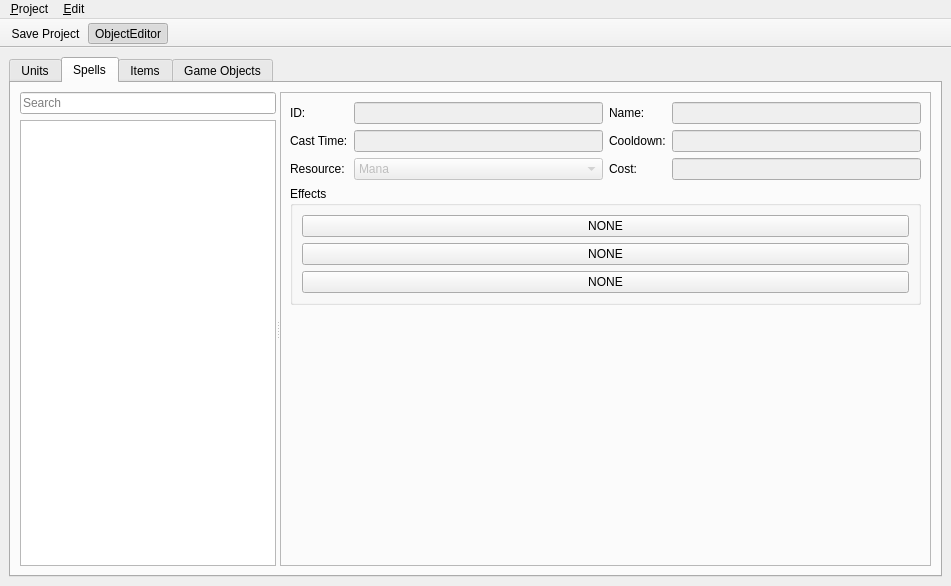
Old version of the form editor/ui/object_editor.ui in the repository Kyoril/wow-pp.
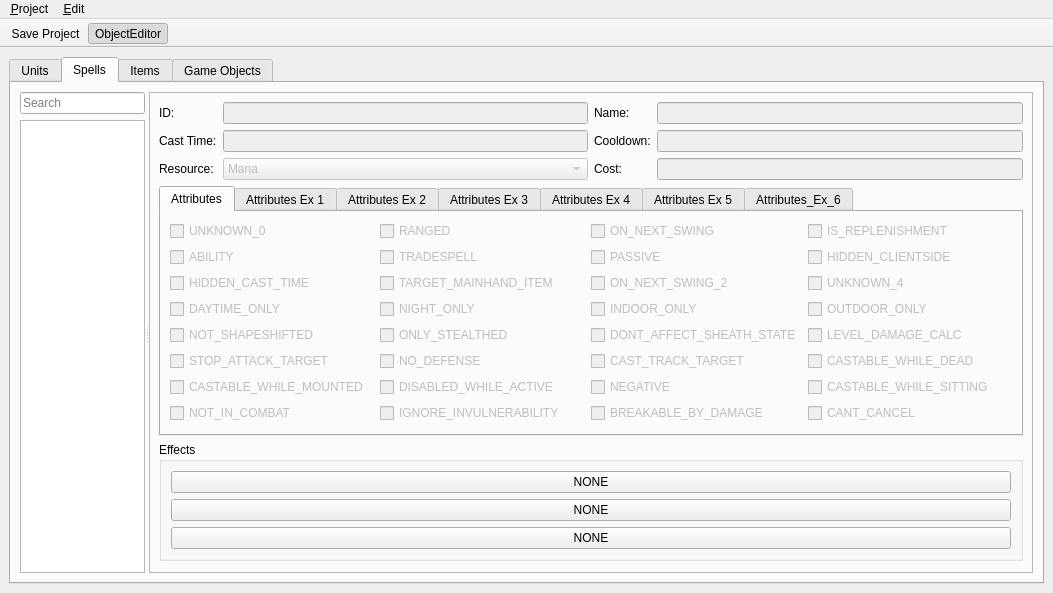
New version of the form. The open tabs and pages were chosen to show the change. Icons and pictures are not drawn.

Commit message:
Crash fix and spell cast
Spell cast is working now. Spells don't do anything yet, but you can cast them.
Fixed a crash in the world node application, which was caused by disconnected players.

```diff
--- a/editor/ui/object_editor.ui
+++ b/editor/ui/object_editor.ui
@@ -6,7 +6,7 @@
    <rect>
     <x>0</x>
     <y>0</y>
-    <width>951</width>
+    <width>1053</width>
     <height>586</height>
    </rect>
   </property>
@@ -294,6 +294,692 @@
               </item>
              </layout>
             </item>
+            <item>
+             <widget class="QTabWidget" name="attributeTabs">
+              <property name="currentIndex">
+               <number>0</number>
+              </property>
+              <widget class="QWidget" name="attributeTab">
+               <attribute name="title">
+                <string>Attributes</string>
+               </attribute>
+               <layout class="QGridLayout" name="gridLayout_2">
+                <item row="7" column="4">
+                 <widget class="QCheckBox" name="attr_32_box">
+                  <property name="enabled">
+                   <bool>false</bool>
+                  </property>
+                  <property name="text">
+                   <string>CANT_CANCEL</string>
+                  </property>
+                 </widget>
+                </item>
+                <item row="7" column="3">
+                 <widget class="QCheckBox" name="attr_31_box">
+                  <property name="enabled">
+                   <bool>false</bool>
+                  </property>
+                  <property name="text">
+                   <string>BREAKABLE_BY_DAMAGE</string>
+                  </property>
+                 </widget>
+                </item>
+                <item row="7" column="2">
+                 <widget class="QCheckBox" name="attr_30_box">
+                  <property name="enabled">
+                   <bool>false</bool>
+                  </property>
+                  <property name="text">
+                   <string>IGNORE_INVULNERABILITY</string>
+                  </property>
+                 </widget>
+                </item>
+                <item row="7" column="1">
+                 <widget class="QCheckBox" name="attr_29_box">
+                  <property name="enabled">
+                   <bool>false</bool>
+                  </property>
+                  <property name="text">
+                   <string>NOT_IN_COMBAT</string>
+                  </property>
+                 </widget>
+                </item>
+                <item row="6" column="4">
+                 <widget class="QCheckBox" name="attr_28_box">
+                  <property name="enabled">
+                   <bool>false</bool>
+                  </property>
+                  <property name="text">
+                   <string>CASTABLE_WHILE_SITTING</string>
+                  </property>
+                 </widget>
+                </item>
+                <item row="6" column="3">
+                 <widget class="QCheckBox" name="attr_27_box">
+                  <property name="enabled">
+                   <bool>false</bool>
+                  </property>
+                  <property name="text">
+                   <string>NEGATIVE</string>
+                  </property>
+                 </widget>
+                </item>
+                <item row="6" column="2">
+                 <widget class="QCheckBox" name="attr_26_box">
+                  <property name="enabled">
+                   <bool>false</bool>
+                  </property>
+                  <property name="text">
+                   <string>DISABLED_WHILE_ACTIVE</string>
+                  </property>
+                 </widget>
+                </item>
+                <item row="6" column="1">
+                 <widget class="QCheckBox" name="attr_25_box">
+                  <property name="enabled">
+                   <bool>false</bool>
+                  </property>
+                  <property name="text">
+                   <string>CASTABLE_WHILE_MOUNTED</string>
+                  </property>
+                 </widget>
+                </item>
+                <item row="5" column="4">
+                 <widget class="QCheckBox" name="attr_24_box">
+                  <property name="enabled">
+                   <bool>false</bool>
+                  </property>
+                  <property name="text">
+                   <string>CASTABLE_WHILE_DEAD</string>
+                  </property>
+                 </widget>
+                </item>
+                <item row="5" column="3">
+                 <widget class="QCheckBox" name="attr_23_box">
+                  <property name="enabled">
+                   <bool>false</bool>
+                  </property>
+                  <property name="text">
+                   <string>CAST_TRACK_TARGET</string>
+                  </property>
+                 </widget>
+                </item>
+                <item row="5" column="2">
+                 <widget class="QCheckBox" name="attr_22_box">
+                  <property name="enabled">
+                   <bool>false</bool>
+                  </property>
+                  <property name="text">
+                   <string>NO_DEFENSE</string>
+                  </property>
+                 </widget>
+                </item>
+                <item row="5" column="1">
+                 <widget class="QCheckBox" name="attr_21_box">
+                  <property name="enabled">
+                   <bool>false</bool>
+                  </property>
+                  <property name="text">
+                   <string>STOP_ATTACK_TARGET</string>
+                  </property>
+                 </widget>
+                </item>
+                <item row="4" column="4">
+                 <widget class="QCheckBox" name="attr_20_box">
+                  <property name="enabled">
+                   <bool>false</bool>
+                  </property>
+                  <property name="text">
+                   <string>LEVEL_DAMAGE_CALC</string>
+                  </property>
+                 </widget>
+                </item>
+                <item row="4" column="3">
+                 <widget class="QCheckBox" name="attr_19_box">
+                  <property name="enabled">
+                   <bool>false</bool>
+                  </property>
+                  <property name="text">
+                   <string>DONT_AFFECT_SHEATH_STATE</string>
+                  </property>
+                 </widget>
+                </item>
+                <item row="4" column="2">
+                 <widget class="QCheckBox" name="attr_18_box">
+                  <property name="enabled">
+                   <bool>false</bool>
+                  </property>
+                  <property name="text">
+                   <string>ONLY_STEALTHED</string>
+                  </property>
+                 </widget>
+                </item>
+                <item row="4" column="1">
+                 <widget class="QCheckBox" name="attr_17_box">
+                  <property name="enabled">
+                   <bool>false</bool>
+                  </property>
+                  <property name="text">
+                   <string>NOT_SHAPESHIFTED</string>
+                  </property>
+                 </widget>
+                </item>
+                <item row="3" column="4">
+                 <widget class="QCheckBox" name="attr_16_box">
+                  <property name="enabled">
+                   <bool>false</bool>
+                  </property>
+                  <property name="text">
+                   <string>OUTDOOR_ONLY</string>
+                  </property>
+                 </widget>
+                </item>
+                <item row="3" column="3">
+                 <widget class="QCheckBox" name="attr_15_box">
+                  <property name="enabled">
+                   <bool>false</bool>
+                  </property>
+                  <property name="text">
+                   <string>INDOOR_ONLY</string>
+                  </property>
+                 </widget>
+                </item>
+                <item row="3" column="2">
+                 <widget class="QCheckBox" name="attr_14_box">
+                  <property name="enabled">
+                   <bool>false</bool>
+                  </property>
+                  <property name="text">
+                   <string>NIGHT_ONLY</string>
+                  </property>
+                 </widget>
+                </item>
+                <item row="3" column="1">
+                 <widget class="QCheckBox" name="attr_13_box">
+                  <property name="enabled">
+                   <bool>false</bool>
+                  </property>
+                  <property name="text">
+                   <string>DAYTIME_ONLY</string>
+                  </property>
+                 </widget>
+                </item>
+                <item row="2" column="4">
+                 <widget class="QCheckBox" name="attr_12_box">
+                  <property name="enabled">
+                   <bool>false</bool>
+                  </property>
+                  <property name="text">
+                   <string>UNKNOWN_4</string>
+                  </property>
+                 </widget>
+                </item>
+                <item row="2" column="3">
+                 <widget class="QCheckBox" name="attr_11_box">
+                  <property name="enabled">
+                   <bool>false</bool>
+                  </property>
+                  <property name="text">
+                   <string>ON_NEXT_SWING_2</string>
+                  </property>
+                 </widget>
+                </item>
+                <item row="2" column="2">
+                 <widget class="QCheckBox" name="attr_10_box">
+                  <property name="enabled">
+                   <bool>false</bool>
+                  </property>
+                  <property name="text">
+                   <string>TARGET_MAINHAND_ITEM</string>
+                  </property>
+                 </widget>
+                </item>
+                <item row="2" column="1">
+                 <widget class="QCheckBox" name="attr_9_box">
+                  <property name="enabled">
+                   <bool>false</bool>
+                  </property>
+                  <property name="text">
+                   <string>HIDDEN_CAST_TIME</string>
+                  </property>
+                 </widget>
+                </item>
+                <item row="1" column="4">
+                 <widget class="QCheckBox" name="attr_8_box">
+                  <property name="enabled">
+                   <bool>false</bool>
+                  </property>
+                  <property name="text">
+                   <string>HIDDEN_CLIENTSIDE</string>
+                  </property>
+                 </widget>
+                </item>
+                <item row="1" column="3">
+                 <widget class="QCheckBox" name="attr_7_box">
+                  <property name="enabled">
+                   <bool>false</bool>
+                  </property>
+                  <property name="text">
+                   <string>PASSIVE</string>
+                  </property>
+                 </widget>
+                </item>
+                <item row="1" column="2">
+                 <widget class="QCheckBox" name="attr_6_box">
+                  <property name="enabled">
+                   <bool>false</bool>
+                  </property>
+                  <property name="text">
+                   <string>TRADESPELL</string>
+                  </property>
+                 </widget>
+                </item>
+                <item row="1" column="1">
+                 <widget class="QCheckBox" name="attr_5_box">
+                  <property name="enabled">
+                   <bool>false</bool>
+                  </property>
+                  <property name="text">
+                   <string>ABILITY</string>
+                  </property>
+                 </widget>
+                </item>
+                <item row="0" column="4">
+                 <widget class="QCheckBox" name="attr_4_box">
+                  <property name="enabled">
+                   <bool>false</bool>
+                  </property>
+                  <property name="text">
+                   <string>IS_REPLENISHMENT</string>
+                  </property>
+                 </widget>
+                </item>
+                <item row="0" column="3">
+                 <widget class="QCheckBox" name="attr_3_box">
+                  <property name="enabled">
+                   <bool>false</bool>
+                  </property>
+                  <property name="text">
+                   <string>ON_NEXT_SWING</string>
+                  </property>
+                 </widget>
+                </item>
+                <item row="0" column="2">
+                 <widget class="QCheckBox" name="attr_2_box">
+                  <property name="enabled">
+                   <bool>false</bool>
+                  </property>
+                  <property name="text">
+                   <string>RANGED</string>
+                  </property>
+                 </widget>
+                </item>
+                <item row="0" column="1">
+                 <widget class="QCheckBox" name="attr_1_box">
+                  <property name="enabled">
+                   <bool>false</bool>
+                  </property>
+                  <property name="text">
+                   <string>UNKNOWN_0</string>
+                  </property>
+                 </widget>
+                </item>
+               </layout>
+              </widget>
+              <widget class="QWidget" name="attributeExTab">
+               <attribute name="title">
+                <string>Attributes Ex 1</string>
+               </attribute>
+               <layout class="QGridLayout" name="gridLayout">
+                <item row="2" column="0">
+                 <widget class="QCheckBox" name="attr_ex_9_box">
+                  <property name="enabled">
+                   <bool>false</bool>
+                  </property>
+                  <property name="text">
+                   <string>TARGET_NOT_IN_COMBAT</string>
+                  </property>
+                 </widget>
+                </item>
+                <item row="0" column="2">
+                 <widget class="QCheckBox" name="attr_ex_3_box">
+                  <property name="enabled">
+                   <bool>false</bool>
+                  </property>
+                  <property name="text">
+                   <string>CHANNELED_1</string>
+                  </property>
+                 </widget>
+                </item>
+                <item row="0" column="3">
+                 <widget class="QCheckBox" name="attr_ex_4_box">
+                  <property name="enabled">
+                   <bool>false</bool>
+                  </property>
+                  <property name="text">
+                   <string>CANT_BE_REDIRECTED</string>
+                  </property>
+                 </widget>
+                </item>
+                <item row="1" column="0">
+                 <widget class="QCheckBox" name="attr_ex_5_box">
+                  <property name="enabled">
+                   <bool>false</bool>
+                  </property>
+                  <property name="text">
+                   <string>UNKNOWN_1</string>
+                  </property>
+                 </widget>
+                </item>
+                <item row="1" column="3">
+                 <widget class="QCheckBox" name="attr_ex_8_box">
+                  <property name="enabled">
+                   <bool>false</bool>
+                  </property>
+                  <property name="text">
+                   <string>CANT_BE_REFLECTED</string>
+                  </property>
+                 </widget>
+                </item>
+                <item row="0" column="0">
+                 <widget class="QCheckBox" name="attr_ex_1_box">
+                  <property name="enabled">
+                   <bool>false</bool>
+                  </property>
+                  <property name="text">
+                   <string>DISMISS_PET</string>
+                  </property>
+                 </widget>
+                </item>
+                <item row="1" column="1">
+                 <widget class="QCheckBox" name="attr_ex_6_box">
+                  <property name="enabled">
+                   <bool>false</bool>
+                  </property>
+                  <property name="text">
+                   <string>NOT_BREAK_STEALTH</string>
+                  </property>
+                 </widget>
+                </item>
+                <item row="1" column="2">
+                 <widget class="QCheckBox" name="attr_ex_7_box">
+                  <property name="enabled">
+                   <bool>false</bool>
+                  </property>
+                  <property name="text">
+                   <string>CHANNELED_2</string>
+                  </property>
+                 </widget>
+                </item>
+                <item row="0" column="1">
+                 <widget class="QCheckBox" name="attr_ex_2_box">
+                  <property name="enabled">
+                   <bool>false</bool>
+                  </property>
+                  <property name="text">
+                   <string>DRAIN_ALL_POWER</string>
+                  </property>
+                 </widget>
+                </item>
+                <item row="2" column="2">
+                 <widget class="QCheckBox" name="attr_ex_11_box">
+                  <property name="enabled">
+                   <bool>false</bool>
+                  </property>
+                  <property name="text">
+                   <string>NO_THREAT</string>
+                  </property>
+                 </widget>
+                </item>
+                <item row="3" column="1">
+                 <widget class="QCheckBox" name="attr_ex_14_box">
+                  <property name="enabled">
+                   <bool>false</bool>
+                  </property>
+                  <property name="text">
+                   <string>FARSIGHT</string>
+                  </property>
+                 </widget>
+                </item>
+                <item row="2" column="3">
+                 <widget class="QCheckBox" name="attr_ex_12_box">
+                  <property name="enabled">
+                   <bool>false</bool>
+                  </property>
+                  <property name="text">
+                   <string>UNKNOWN_3</string>
+                  </property>
+                 </widget>
+                </item>
+                <item row="3" column="0">
+                 <widget class="QCheckBox" name="attr_ex_13_box">
+                  <property name="enabled">
+                   <bool>false</bool>
+                  </property>
+                  <property name="text">
+                   <string>PICKPOCKET</string>
+                  </property>
+                 </widget>
+                </item>
+                <item row="3" column="3">
+                 <widget class="QCheckBox" name="attr_ex_16_box">
+                  <property name="enabled">
+                   <bool>false</bool>
+                  </property>
+                  <property name="text">
+                   <string>DISPEL_AURAS_ON_IMMUNITY</string>
+                  </property>
+                 </widget>
+                </item>
+                <item row="3" column="2">
+                 <widget class="QCheckBox" name="attr_ex_15_box">
+                  <property name="enabled">
+                   <bool>false</bool>
+                  </property>
+                  <property name="text">
+                   <string>CHANNEL_TRACK_TARGET</string>
+                  </property>
+                 </widget>
+                </item>
+                <item row="4" column="0">
+                 <widget class="QCheckBox" name="attr_ex_17_box">
+                  <property name="enabled">
+                   <bool>false</bool>
+                  </property>
+                  <property name="text">
+                   <string>UNAFFECTED_BY_IMMUNITY</string>
+                  </property>
+                 </widget>
+                </item>
+                <item row="4" column="1">
+                 <widget class="QCheckBox" name="attr_ex_18_box">
+                  <property name="enabled">
+                   <bool>false</bool>
+                  </property>
+                  <property name="text">
+                   <string>NO_PET_AUTOCAST</string>
+                  </property>
+                 </widget>
+                </item>
+                <item row="2" column="1">
+                 <widget class="QCheckBox" name="attr_ex_10_box">
+                  <property name="enabled">
+                   <bool>false</bool>
+                  </property>
+                  <property name="text">
+                   <string>MELEE_COMBAT_START</string>
+                  </property>
+                 </widget>
+                </item>
+                <item row="6" column="1">
+                 <widget class="QCheckBox" name="attr_ex_26_box">
+                  <property name="enabled">
+                   <bool>false</bool>
+                  </property>
+                  <property name="text">
+                   <string>UNKNOWN_10</string>
+                  </property>
+                 </widget>
+                </item>
+                <item row="5" column="3">
+                 <widget class="QCheckBox" name="attr_ex_24_box">
+                  <property name="enabled">
+                   <bool>false</bool>
+                  </property>
+                  <property name="text">
+                   <string>UNKNOWN_8</string>
+                  </property>
+                 </widget>
+                </item>
+                <item row="4" column="3">
+                 <widget class="QCheckBox" name="attr_ex_20_box">
+                  <property name="enabled">
+                   <bool>false</bool>
+                  </property>
+                  <property name="text">
+                   <string>CANT_TARGET_SELF</string>
+                  </property>
+                 </widget>
+                </item>
+                <item row="5" column="2">
+                 <widget class="QCheckBox" name="attr_ex_23_box">
+                  <property name="enabled">
+                   <bool>false</bool>
+                  </property>
+                  <property name="text">
+                   <string>REQ_COMBO_POINTS_2</string>
+                  </property>
+                 </widget>
+                </item>
+                <item row="6" column="0">
+                 <widget class="QCheckBox" name="attr_ex_25_box">
+                  <property name="enabled">
+                   <bool>false</bool>
+                  </property>
+                  <property name="text">
+                   <string>IS_FISHING</string>
+                  </property>
+                 </widget>
+                </item>
+                <item row="6" column="2">
+                 <widget class="QCheckBox" name="attr_ex_27_box">
+                  <property name="enabled">
+                   <bool>false</bool>
+                  </property>
+                  <property name="text">
+                   <string>UNKNOWN_11</string>
+                  </property>
+                 </widget>
+                </item>
+                <item row="6" column="3">
+                 <widget class="QCheckBox" name="attr_ex_28_box">
+                  <property name="enabled">
+                   <bool>false</bool>
+                  </property>
+                  <property name="text">
+                   <string>UNKNOWN_12</string>
+                  </property>
+                 </widget>
+                </item>
+                <item row="5" column="1">
+                 <widget class="QCheckBox" name="attr_ex_22_box">
+                  <property name="enabled">
+                   <bool>false</bool>
+                  </property>
+                  <property name="text">
+                   <string>UNKNOWN_7</string>
+                  </property>
+                 </widget>
+                </item>
+                <item row="4" column="2">
+                 <widget class="QCheckBox" name="attr_ex_19_box">
+                  <property name="enabled">
+                   <bool>false</bool>
+                  </property>
+                  <property name="text">
+                   <string>UNKNOWN_5</string>
+                  </property>
+                 </widget>
+                </item>
+                <item row="5" column="0">
+                 <widget class="QCheckBox" name="attr_ex_21_box">
+                  <property name="enabled">
+                   <bool>false</bool>
+                  </property>
+                  <property name="text">
+                   <string>REQ_COMBO_POINTS_1</string>
+                  </property>
+                 </widget>
+                </item>
+                <item row="7" column="0">
+                 <widget class="QCheckBox" name="attr_ex_29_box">
+                  <property name="enabled">
+                   <bool>false</bool>
+                  </property>
+                  <property name="text">
+                   <string>DONT_DISPLAY_IN_AURA_BAR</string>
+                  </property>
+                 </widget>
+                </item>
+                <item row="7" column="1">
+                 <widget class="QCheckBox" name="attr_ex_30_box">
+                  <property name="enabled">
+                   <bool>false</bool>
+                  </property>
+                  <property name="text">
+                   <string>CHANNEL_DISPLAY_SPELL_NAME</string>
+                  </property>
+                 </widget>
+                </item>
+                <item row="7" column="2">
+                 <widget class="QCheckBox" name="attr_ex_31_box">
+                  <property name="enabled">
+                   <bool>false</bool>
+                  </property>
+                  <property name="text">
+                   <string>ENABLE_AT_DODGE</string>
+                  </property>
+                 </widget>
+                </item>
+                <item row="7" column="3">
+                 <widget class="QCheckBox" name="attr_ex_32_box">
+                  <property name="enabled">
+                   <bool>false</bool>
+                  </property>
+                  <property name="text">
+                   <string>UNKNOWN_16</string>
+                  </property>
+                 </widget>
+                </item>
+               </layout>
+              </widget>
+              <widget class="QWidget" name="tab_3">
+               <attribute name="title">
+                <string>Attributes Ex 2</string>
+               </attribute>
+              </widget>
+              <widget class="QWidget" name="tab_4">
+               <attribute name="title">
+                <string>Attributes Ex 3</string>
+               </attribute>
+              </widget>
+              <widget class="QWidget" name="tab_5">
+               <attribute name="title">
+                <string>Attributes Ex 4</string>
+               </attribute>
+              </widget>
+              <widget class="QWidget" name="tab_6">
+               <attribute name="title">
+                <string>Attributes Ex 5</string>
+               </attribute>
+              </widget>
+              <widget class="QWidget" name="tab_7">
+               <attribute name="title">
+                <string>Attributes_Ex_6</string>
+               </attribute>
+              </widget>
+             </widget>
+            </item>
             <item>
              <layout class="QVBoxLayout" name="verticalLayout">
               <item>
@@ -376,7 +1062,7 @@
     <rect>
      <x>0</x>
      <y>0</y>
-     <width>951</width>
+     <width>1053</width>
      <height>21</height>
     </rect>
    </property>
```
Left out of the diff: 2 changed lines with no effect on the pictures. The commit also changes 22 other files.
